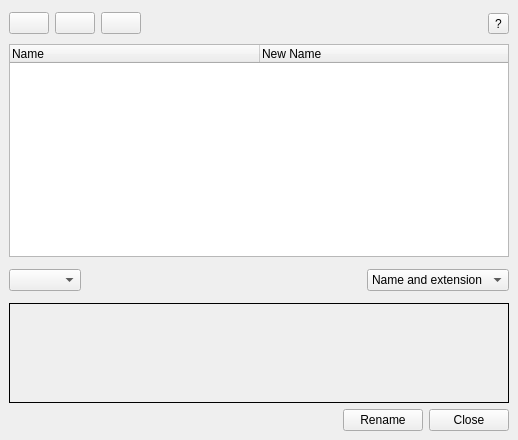
The window that Code/MainWindow/MainWindow.ui (Nomen-Luni/Bionic-Batch-Renamer) describes before a commit, drawn with Qt 5.
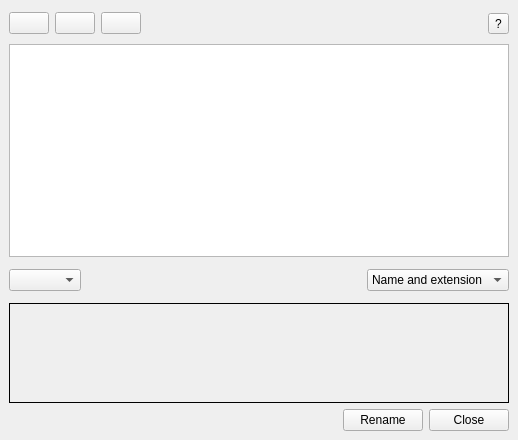
The same window after the commit. Icons and pictures are not drawn. Custom widgets are drawn as their Qt base class.

Commit message: Partial file table drag functionality

Patch:
```diff
--- a/Code/MainWindow/MainWindow.ui
+++ b/Code/MainWindow/MainWindow.ui
@@ -6,7 +6,7 @@
    <rect>
     <x>0</x>
     <y>0</y>
-    <width>512</width>
+    <width>518</width>
     <height>440</height>
    </rect>
   </property>
@@ -137,7 +137,7 @@
      </layout>
     </item>
     <item>
-     <widget class="QTableWidget" name="fileNamesTableWidget">
+     <widget class="DragTableView" name="fileNamesTableView">
       <property name="sizePolicy">
        <sizepolicy hsizetype="MinimumExpanding" vsizetype="Expanding">
         <horstretch>1</horstretch>
@@ -157,13 +157,22 @@
        </size>
       </property>
       <property name="horizontalScrollBarPolicy">
-       <enum>Qt::ScrollBarAlwaysOff</enum>
+       <enum>Qt::ScrollBarPolicy::ScrollBarAlwaysOff</enum>
       </property>
       <property name="sizeAdjustPolicy">
-       <enum>QAbstractScrollArea::AdjustIgnored</enum>
+       <enum>QAbstractScrollArea::SizeAdjustPolicy::AdjustIgnored</enum>
+      </property>
+      <property name="dragEnabled">
+       <bool>true</bool>
+      </property>
+      <property name="dragDropOverwriteMode">
+       <bool>false</bool>
+      </property>
+      <property name="dragDropMode">
+       <enum>QAbstractItemView::DragDropMode::DragDrop</enum>
       </property>
       <property name="alternatingRowColors">
-       <bool>false</bool>
+       <bool>true</bool>
       </property>
       <property name="selectionMode">
        <enum>QAbstractItemView::MultiSelection</enum>
@@ -171,37 +180,15 @@
       <property name="selectionBehavior">
        <enum>QAbstractItemView::SelectRows</enum>
       </property>
-      <property name="rowCount">
-       <number>0</number>
+      <property name="sortingEnabled">
+       <bool>true</bool>
       </property>
-      <attribute name="horizontalHeaderDefaultSectionSize">
-       <number>250</number>
-      </attribute>
       <attribute name="horizontalHeaderShowSortIndicator" stdset="0">
        <bool>true</bool>
       </attribute>
       <attribute name="horizontalHeaderStretchLastSection">
        <bool>true</bool>
       </attribute>
-      <attribute name="verticalHeaderVisible">
-       <bool>false</bool>
-      </attribute>
-      <column>
-       <property name="text">
-        <string>Name</string>
-       </property>
-       <property name="textAlignment">
-        <set>AlignLeading|AlignVCenter</set>
-       </property>
-      </column>
-      <column>
-       <property name="text">
-        <string>New Name</string>
-       </property>
-       <property name="textAlignment">
-        <set>AlignLeading|AlignVCenter</set>
-       </property>
-      </column>
      </widget>
     </item>
     <item>
@@ -330,6 +317,13 @@
    </layout>
   </widget>
  </widget>
+ <customwidgets>
+  <customwidget>
+   <class>DragTableView</class>
+   <extends>QTableView</extends>
+   <header location="global">DragTableView/DragTableView.h</header>
+  </customwidget>
+ </customwidgets>
  <resources/>
  <connections/>
 </ui>
```
Left out of the diff: 31 changed lines with no effect on the pictures. The commit also changes 14 other files.
